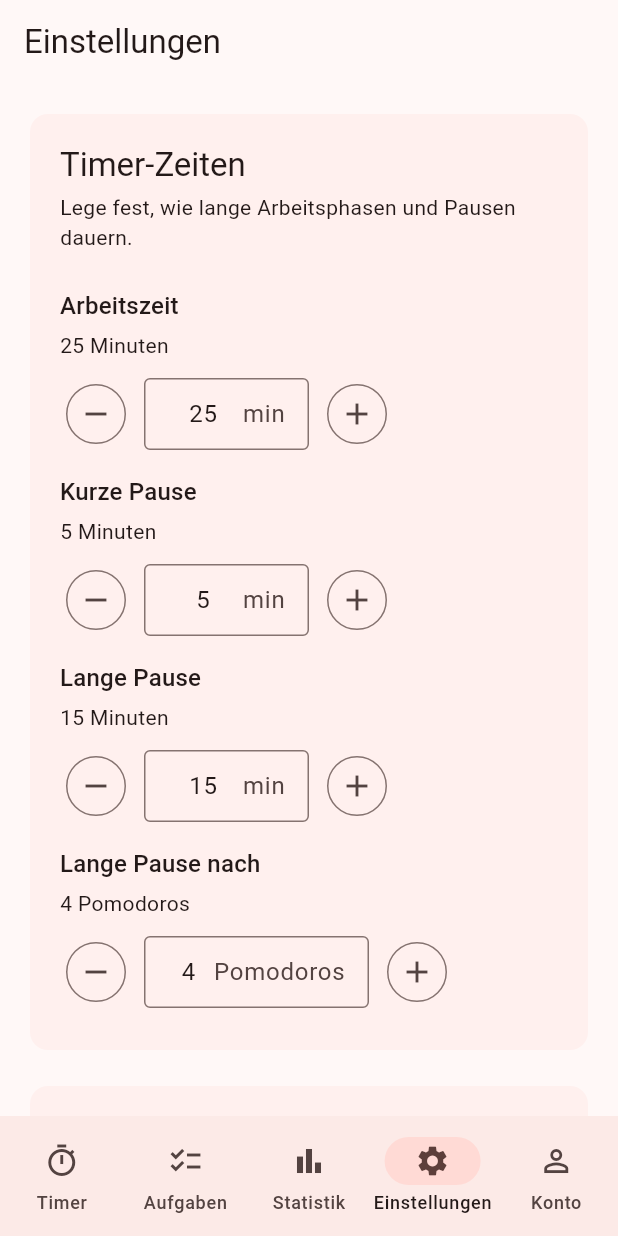
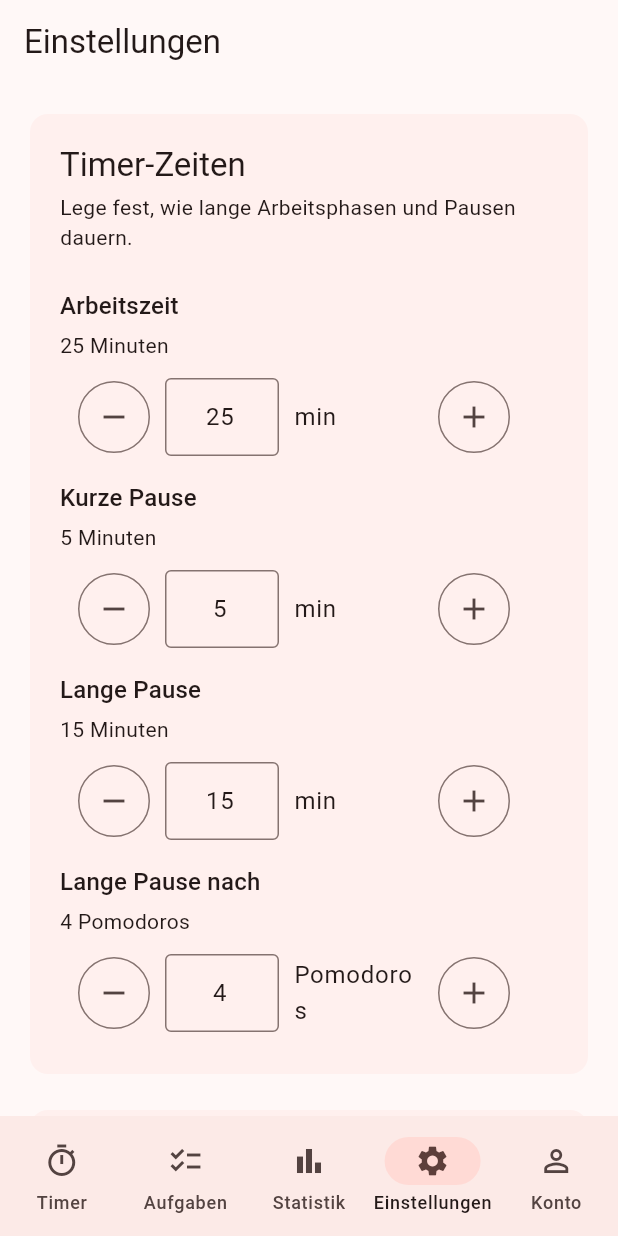
Before and after one commit to waistarek/Pomodoro-Timer, a Flutter app: the screen it shows after launch, item 4 of the bottom bar chosen, on a phone screen of 412 x 824 dp. Run offline on Flutter 3.47's test engine with Material 3 defaults, Android fonts, the phone set to English and light mode, and no system bars; our stand-ins replace audioplayers, fl_chart, shared_preferences; accounts and stored records are empty; network calls fail.

Commit message:
fix: align settings stepper controls

```diff
--- a/frontend/flutter_app/lib/screens/settings_screen.dart
+++ b/frontend/flutter_app/lib/screens/settings_screen.dart
@@ -517,19 +517,25 @@ class _NumberControls extends StatelessWidget {
 
   @override
   Widget build(BuildContext context) {
-    final isMinutes = suffix == 'Minuten';
+    final unitLabel = suffix == 'Minuten' ? 'min' : 'Pomodoros';
 
-    return Row(
-      mainAxisSize: MainAxisSize.min,
+    return SizedBox(
+      width: 300,
+      child: Row(
+        mainAxisAlignment: MainAxisAlignment.end,
         children: [
-        IconButton.outlined(
+          SizedBox(
+            width: 48,
+            height: 48,
+            child: IconButton.outlined(
               tooltip: 'Verringern',
               onPressed: canDecrease ? onDecrease : null,
               icon: const Icon(Icons.remove),
             ),
-        const SizedBox(width: 8),
+          ),
+          const SizedBox(width: 10),
           SizedBox(
-          width: isMinutes ? 110 : 150,
+            width: 76,
             child: TextField(
               controller: controller,
               focusNode: focusNode,
@@ -539,10 +545,13 @@ class _NumberControls extends StatelessWidget {
               inputFormatters: [
                 FilteringTextInputFormatter.digitsOnly,
               ],
-            decoration: InputDecoration(
+              decoration: const InputDecoration(
                 isDense: true,
-              border: const OutlineInputBorder(),
-              suffixText: isMinutes ? 'min' : 'Pomodoros',
+                border: OutlineInputBorder(),
+                contentPadding: EdgeInsets.symmetric(
+                  horizontal: 12,
+                  vertical: 14,
+                ),
               ),
               onSubmitted: (_) => onSubmit(),
               onTapOutside: (_) {
@@ -550,13 +559,26 @@ class _NumberControls extends StatelessWidget {
               },
             ),
           ),
-        const SizedBox(width: 8),
-        IconButton.outlined(
+          const SizedBox(width: 10),
+          SizedBox(
+            width: 86,
+            child: Text(
+              unitLabel,
+              style: Theme.of(context).textTheme.bodyLarge,
+            ),
+          ),
+          const SizedBox(width: 10),
+          SizedBox(
+            width: 48,
+            height: 48,
+            child: IconButton.outlined(
               tooltip: 'Erhöhen',
               onPressed: canIncrease ? onIncrease : null,
               icon: const Icon(Icons.add),
             ),
+          ),
         ],
+      ),
     );
   }
 }
```
Lines whose indentation alone changed are shown as unchanged.
